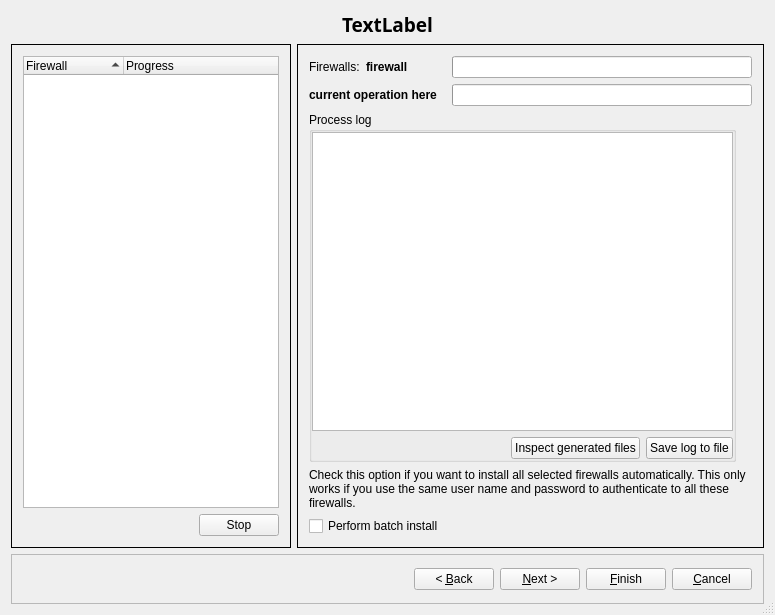
This is src/gui/instdialog_q.ui in fwbuilder/fwbuilder as Qt 5 draws it before an edit. The edited form follows.
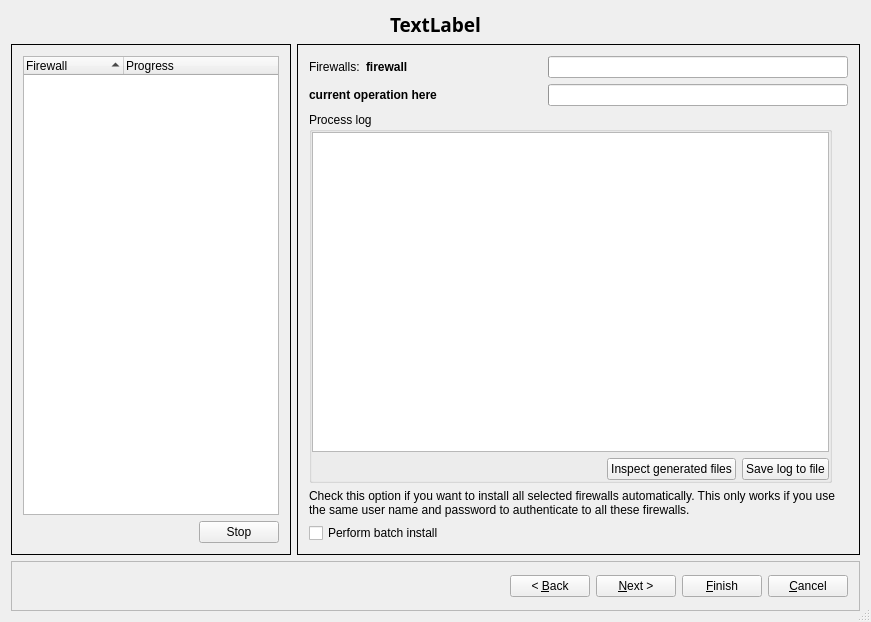
This is the edited form.

What changed in the file:
```diff
--- a/src/gui/instdialog_q.ui
+++ b/src/gui/instdialog_q.ui
@@ -6,8 +6,8 @@
    <rect>
     <x>0</x>
     <y>0</y>
-    <width>775</width>
-    <height>615</height>
+    <width>871</width>
+    <height>622</height>
    </rect>
   </property>
   <property name="sizePolicy">
```
Left out of the diff: 4 changed lines with no effect on the pictures.
